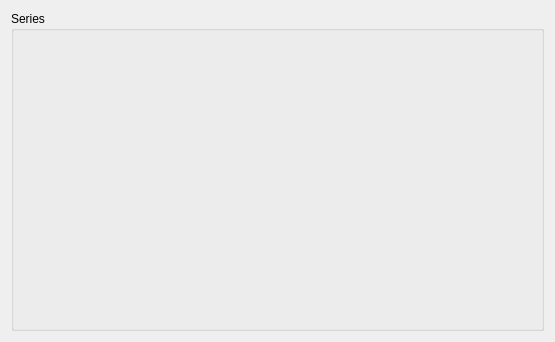
This is src/gui/forms/linechartsettings.ui in evoplex/evoplex as Qt 5 draws it before an edit. The edited form follows.
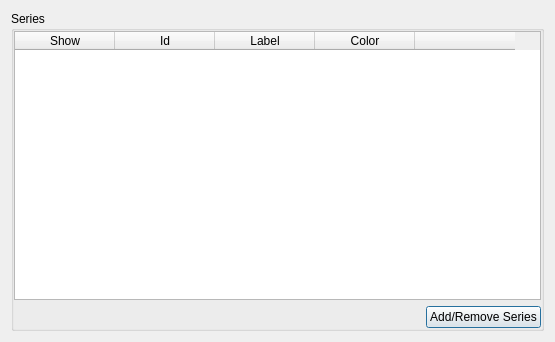
This is the edited form.

Commit message: linechart - several fixes

Patch:
```diff
--- a/src/gui/forms/linechartsettings.ui
+++ b/src/gui/forms/linechartsettings.ui
@@ -35,12 +35,54 @@
       <property name="bottomMargin">
        <number>0</number>
       </property>
-      <item row="0" column="0">
-       <layout class="QVBoxLayout" name="seriesLayout">
-        <property name="spacing">
-         <number>0</number>
+      <item row="0" column="0" colspan="2">
+       <widget class="QTableWidget" name="tableWidget">
+        <column>
+         <property name="text">
+          <string>Show</string>
+         </property>
+        </column>
+        <column>
+         <property name="text">
+          <string>Id</string>
+         </property>
+        </column>
+        <column>
+         <property name="text">
+          <string>Label</string>
+         </property>
+        </column>
+        <column>
+         <property name="text">
+          <string>Color</string>
+         </property>
+        </column>
+        <column>
+         <property name="text">
+          <string/>
+         </property>
+        </column>
+       </widget>
+      </item>
+      <item row="1" column="0">
+       <spacer name="horizontalSpacer">
+        <property name="orientation">
+         <enum>Qt::Horizontal</enum>
         </property>
-       </layout>
+        <property name="sizeHint" stdset="0">
+         <size>
+          <width>40</width>
+          <height>20</height>
+         </size>
+        </property>
+       </spacer>
+      </item>
+      <item row="1" column="1">
+       <widget class="QPushButton" name="bEditSeries">
+        <property name="text">
+         <string>Add/Remove Series</string>
+        </property>
+       </widget>
       </item>
      </layout>
     </widget>
```
The commit also changes 2 other files.
